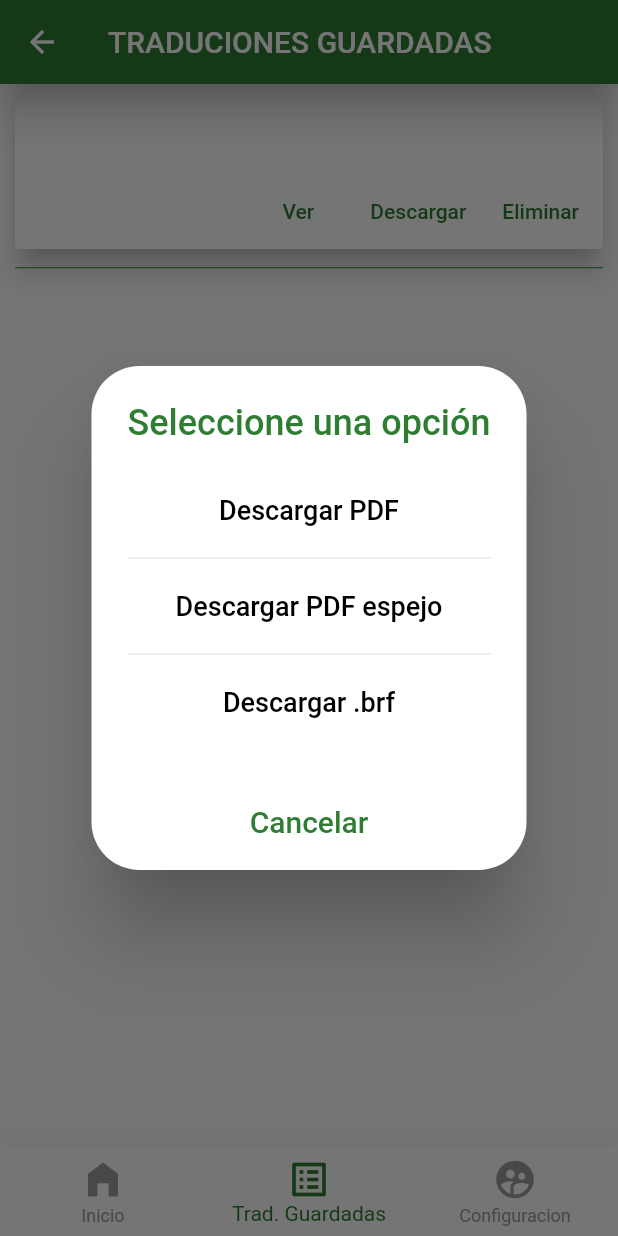
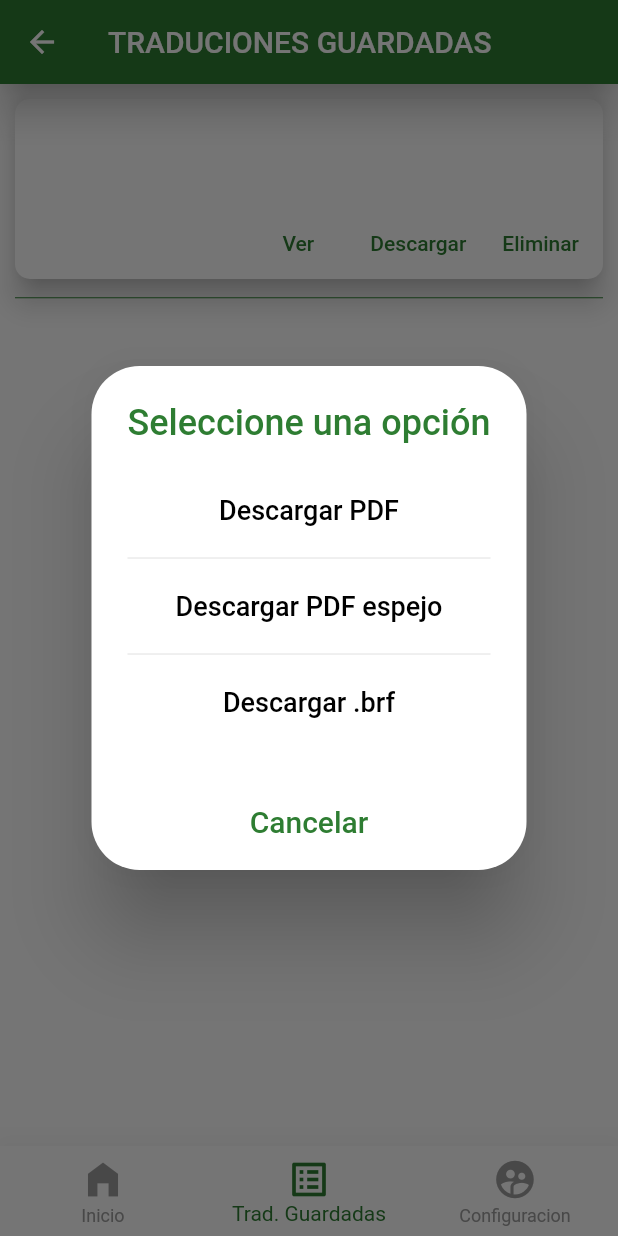
Before and after one commit to OlafRuv/traduciendo_con_sentido, a Flutter app: the PoliticasDeUsoPage screen opened by its route, item 2 of the bottom bar chosen, after a tap on "Descargar", on a phone screen of 412 x 824 dp. Run offline on Flutter 3.47's test engine with Material 2 defaults, Android fonts, the phone set to English and light mode, and no system bars; our stand-ins replace cloud_firestore, file_picker, firebase_auth, firebase_core, image_picker, open_file; missing offline and left inert: google_ml_kit, pdf_text; accounts and stored records are empty.

Commit message:
Imprimir BRF funciona totalmente, solucion de un issue

```diff
--- a/lib/src/pages/saved_documents_section/traducciones_guardadas_page.dart
+++ b/lib/src/pages/saved_documents_section/traducciones_guardadas_page.dart
@@ -2,6 +2,7 @@ import 'package:cloud_firestore/cloud_firestore.dart';
 import 'package:firebase_auth/firebase_auth.dart';
 import 'package:flutter/material.dart';
 import 'package:tcs/theme/app_theme.dart';
+import 'package:tcs/utils/crear_brf.dart';
 import 'package:tcs/utils/crear_pdf.dart';
 import 'package:tcs/widgets/widgets.dart';
 
@@ -42,7 +43,7 @@ class _TraduccionesGuardadasPageState extends State<TraduccionesGuardadasPage> {
       stream: _usersStream,
       builder: (BuildContext context, AsyncSnapshot<QuerySnapshot> snapshot) {
         if (snapshot.hasError) {
-          return const Text('Algo salio mal');
+          return const Text('Algo malio sal');
         }
         if (snapshot.connectionState == ConnectionState.waiting) {
           return Padding(
@@ -73,24 +74,15 @@ class _TraduccionesGuardadasPageState extends State<TraduccionesGuardadasPage> {
           Radius.circular(10.0)
         )
       ),
-      child:Container(
-        height: 100,
-        color: Colors.white,
-        child: Expanded(
-          child:Container(
+      child: Container(
         alignment: Alignment.topLeft,
         child: Column(
           children: [
-                Expanded(
-                  flex: 5,
-                  child: ListTile(
+            ListTile(
               title: Text(titulo),
               subtitle: Text(descripcion),
             ),
-                ),
-                Expanded(
-                  flex: 5,
-                  child: Row(
+            Row(
               mainAxisAlignment: MainAxisAlignment.end,
               children: [
                 TextButton(
@@ -116,12 +108,8 @@ class _TraduccionesGuardadasPageState extends State<TraduccionesGuardadasPage> {
                 ),
                 const SizedBox(width: 8,),
               ],
-                  ),
             )
           ],
-            ),
-          ),
-          // flex:8 ,
         ),
       ),
       elevation: 8,
@@ -215,7 +203,10 @@ class _TraduccionesGuardadasPageState extends State<TraduccionesGuardadasPage> {
             ),
             const Divider(),
             TextButton(
-              onPressed: (){},
+              onPressed: (){
+                Navigator.pop(context);
+                crearMostrarBrf(contenido,titulo);
+              },
               child: const Text('Descargar .brf',
               style:  TextStyle(
                 fontSize: AppTheme.size18,
--- a/pubspec.yaml
+++ b/pubspec.yaml
@@ -41,7 +41,7 @@ dependencies:
   cloud_firestore_web:
   firebase_auth: ^3.1.4
   firebase_auth_web: ^3.1.3
-  http:
+  http: ^0.13.4
   syncfusion_flutter_pdf: ^20.1.47-beta.1
   path_provider: ^2.0.9
   open_file: ^3.2.1
```
Also changed, not shown: lib/src/pages/menu_section/traducir_documentos_page.dart (+22 -8 lines), lib/src/pages/settings_section/politicas_uso_page.dart (+1 -1 lines), lib/utils/crear_brf.dart (added, +13 -0 lines). Lines whose indentation alone changed are shown as unchanged.
